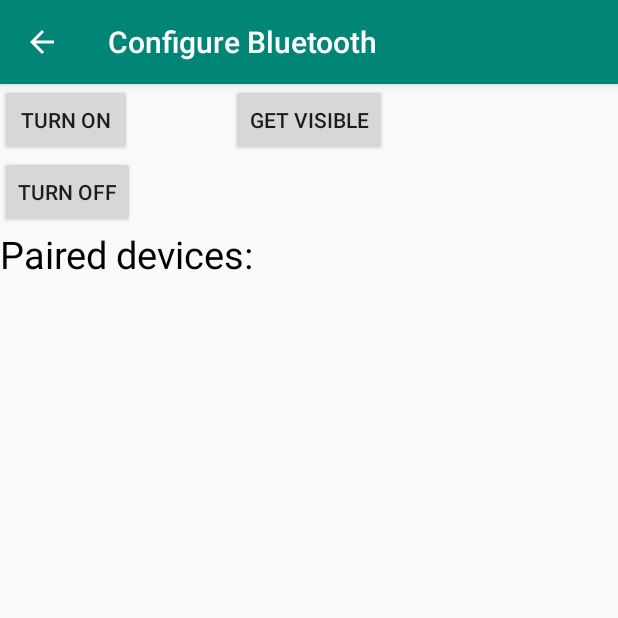
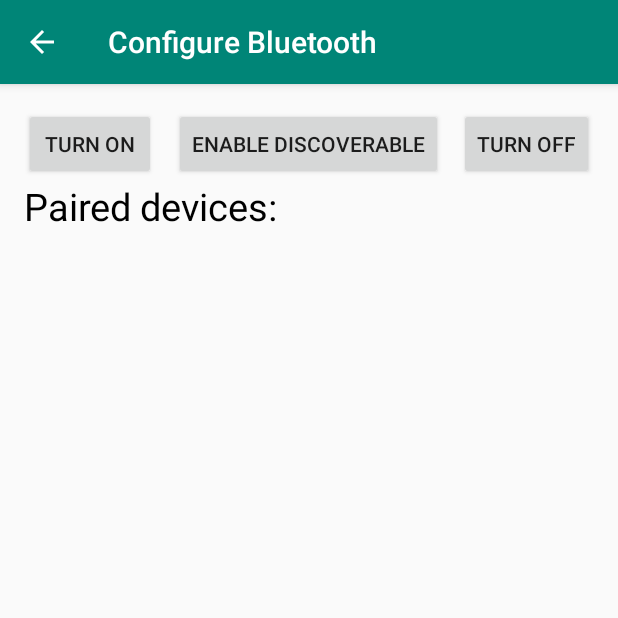
Before and after one commit to auszhang/ECE180D-Project, an Android app: the DisplayBluetoothSetup screen opened directly, with no data from a screen before it, on a phone screen of 412 x 824 dp, the top half of it. Run offline under Robolectric (Android 15) with nearby library versions, the phone set to English and light mode, and no system bars.

Commit message:
fixed button alignment

```diff
--- a/CapApp/app/src/main/java/com/example/capapp/DisplayBluetoothSetup.java
+++ b/CapApp/app/src/main/java/com/example/capapp/DisplayBluetoothSetup.java
@@ -20,6 +20,7 @@ public class DisplayBluetoothSetup extends AppCompatActivity {
     Button b1,b2,b3,b4;
     private BluetoothAdapter BA;
     private Set<BluetoothDevice> pairedDevices;
+    private DeviceListAdapter mDeviceAdapter;
     ListView lv;
 
 
@@ -37,7 +38,10 @@ public class DisplayBluetoothSetup extends AppCompatActivity {
         BA = BluetoothAdapter.getDefaultAdapter();
         lv = (ListView)findViewById(R.id.listView);
 
+
     }
+
+
 
     public void on(View v){
         if (!BA.isEnabled()) {
--- a/CapApp/app/src/main/res/layout/activity_display_bluetooth_setup.xml
+++ b/CapApp/app/src/main/res/layout/activity_display_bluetooth_setup.xml
@@ -4,36 +4,44 @@
     xmlns:tools="http://schemas.android.com/tools"
     android:layout_width="match_parent"
     android:layout_height="match_parent"
+    android:paddingBottom="16dp"
+    android:paddingTop="16dp"
+    android:paddingLeft="16dp"
+    android:paddingRight="16dp"
     tools:context=".DisplayBluetoothSetup"
     android:transitionGroup="true">
 
 
     <Button
+        android:text="Turn On"
         android:layout_width="wrap_content"
         android:layout_height="wrap_content"
-        android:text="Turn On"
+        android:layout_alignParentTop="true"
+        android:layout_alignParentLeft="true"
         android:id="@+id/button"
         android:clickable="true"
         android:onClick="on" />
 
     <Button
+        android:text="Enable Discoverable"
         android:id="@+id/button2"
         android:layout_width="wrap_content"
         android:layout_height="wrap_content"
         android:layout_alignBottom="@+id/button"
+        android:layout_alignParentTop="true"
         android:layout_centerHorizontal="true"
-        android:onClick="visible"
-        android:text="Get visible" />
+        android:onClick="visible" />
 
     <Button
+        android:text="Turn off"
         android:layout_width="wrap_content"
         android:layout_height="wrap_content"
-        android:text="turn off"
         android:onClick="off"
         android:id="@+id/button4"
         android:layout_below="@+id/button"
-        android:layout_alignParentLeft="true"
-        android:layout_alignParentStart="true" />
+        android:layout_alignParentRight="true"
+        android:layout_alignParentTop="true" />
+
 
     <ListView
         android:layout_width="wrap_content"
```
Also changed, not shown: CapApp/app/src/main/java/com/example/capapp/DeviceListAdapter.java (added, +45 -0 lines), CapApp/app/src/main/res/layout/device_adapter_view.xml (added, +18 -0 lines).
